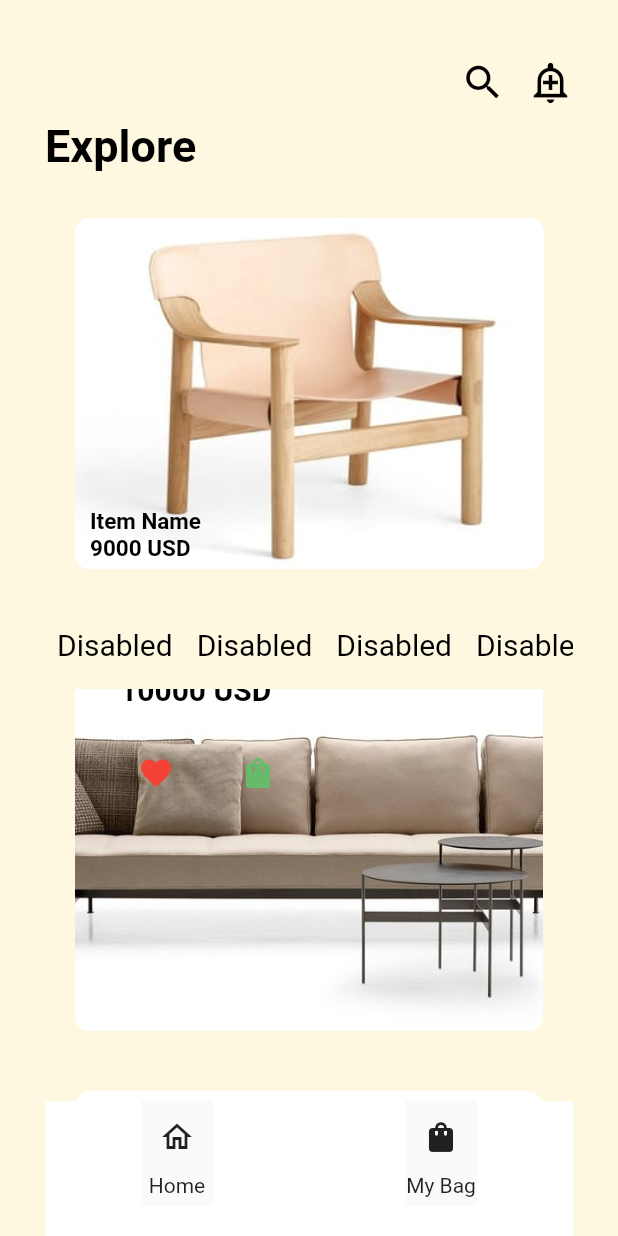
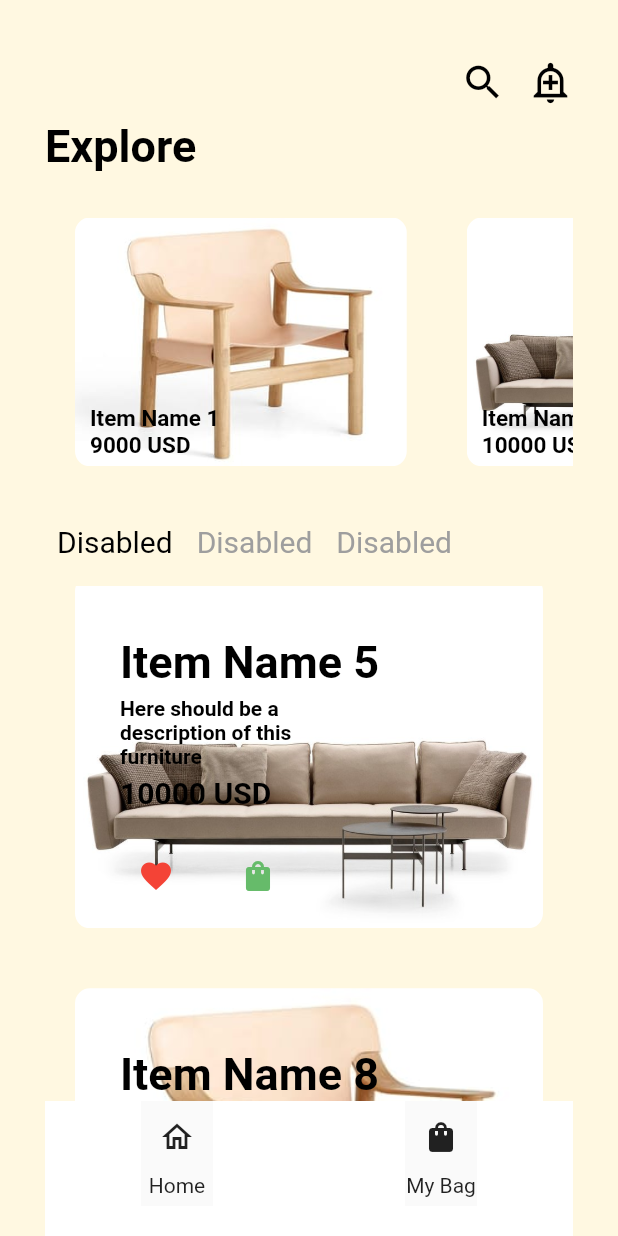
Before and after one commit to romanoprid/Lab4_Flutter, a Flutter app: the screen it shows after launch, scrolled down 576 dp, after a tap on "Disabled", on a phone screen of 412 x 824 dp. Run offline on Flutter 3.47's test engine with Material 2 defaults, Android fonts, the phone set to English and light mode, and no system bars.

Commit message:
updated filtering buttons on explore page

```diff
--- a/lib/explore_page.dart
+++ b/lib/explore_page.dart
@@ -12,6 +12,8 @@ class ExplorePage extends StatefulWidget {
   State<ExplorePage> createState() => _ExplorePageState();
 }
 
+List<Category> allCategories = Utils.getMockedCategory();
+
 class _ExplorePageState extends State<ExplorePage> {
   void isTapped() {
     setState(() {
@@ -24,9 +26,9 @@ class _ExplorePageState extends State<ExplorePage> {
     });
   }
 
-  bool isPressed = true;
+  int? selected;
+  List<Category> categories = List.of(allCategories.toList());
 
-  List<Category> categories = Utils.getMockedCategory();
   @override
   Widget build(BuildContext context) {
     return Scaffold(
@@ -76,14 +78,15 @@ class _ExplorePageState extends State<ExplorePage> {
               ),
 
               Expanded(
+                flex: 3,
                 child: ListView.builder(
                   itemCount: categories.length,
                   scrollDirection: Axis.horizontal,
                   itemBuilder: (BuildContext context, int index) {
                     return Container(
                       margin: const EdgeInsets.all(20),
-                      height: MediaQuery.of(context).size.height,
-                      // child:
+                      // height: 20,
+                      // height: MediaQuery.of(context).size.height-500,
                       child: Stack(
                         children: [
                           InkWell(
@@ -139,57 +142,69 @@ class _ExplorePageState extends State<ExplorePage> {
               Container(
                 margin: const EdgeInsets.symmetric(vertical: 5.0),
                 height: 50.0,
-                child: ListView(
-                  scrollDirection: Axis.horizontal,
-                  children: <Widget>[
+                child: ListView(scrollDirection: Axis.horizontal, children: [
                   TextButton(
                     style: TextButton.styleFrom(
                       textStyle: const TextStyle(fontSize: 20),
                     ),
-                      onPressed: () =>
-                          setState(() => {categories = categories}),
+                    onPressed: ()  {
+                      selected = selected == 0 ? null : 0;
+                      setState(() => {
+                          categories = allCategories
+                              .where((element) =>
+                                  selected == 0 ? element.price > 8000 : true)
+                              .toList()
+                        });},
                     child: Text('Disabled',
                         style: TextStyle(
-                              color: isPressed ? Colors.black : Colors.grey)),
+                            color: selected == 0 ? Colors.black : Colors.grey)),
                   ),
                   TextButton(
                     style: TextButton.styleFrom(
                       textStyle: const TextStyle(fontSize: 20),
                     ),
-                      onPressed: () => setState(() => isPressed),
+                    onPressed: () {
+                      selected = selected == 1 ? null : 1;
+                      setState(() => {
+                            categories = allCategories
+                                .where((element) => selected == 1
+                                    ? element.price > 4000 &&
+                                        element.price <= 8000
+                                    : true)
+                                .toList()
+                          });
+                    },
                     child: Text('Disabled',
                         style: TextStyle(
-                              color: isPressed ? Colors.black : Colors.grey)),
+                            color: selected == 1 ? Colors.black : Colors.grey)),
                   ),
                   TextButton(
                     style: TextButton.styleFrom(
                       textStyle: const TextStyle(fontSize: 20),
                     ),
-                      onPressed: () => setState(() => isPressed),
+                    onPressed: () {
+                      selected = selected == 2 ? null : 2;
+                      setState(() => {
+                          categories = allCategories
+                              .where((element) =>
+                                  selected == 2 ? element.price <= 4000 : true)
+                              .toList()
+                        });},
                     child: Text('Disabled',
                         style: TextStyle(
-                              color: isPressed ? Colors.black : Colors.grey)),
+                            color: selected == 2 ? Colors.black : Colors.grey)),
                   ),
-                    TextButton(
-                      style: TextButton.styleFrom(
-                        textStyle: const TextStyle(fontSize: 20),
-                      ),
-                      onPressed: () => setState(() => isPressed),
-                      child: Text('Disabled',
-                          style: TextStyle(
-                              color: isPressed ? Colors.black : Colors.grey)),
-                    ),
-                  ],
-                ),
+                ]),
               ),
               Expanded(
+                flex: 5,
                 child: ListView.builder(
                   itemCount: categories.length,
                   scrollDirection: Axis.vertical,
                   itemBuilder: (BuildContext context, int index) {
                     return Container(
                       padding: const EdgeInsets.all(20),
-                      height: MediaQuery.of(context).size.height / 2,
+                      height: MediaQuery.of(context).size.height / 3,
                       width: MediaQuery.of(context).size.width,
                       child: Stack(
                         children: [
--- a/lib/utils.dart
+++ b/lib/utils.dart
@@ -6,27 +6,69 @@ class Utils {
     return [
       Category(
           icon: Icon(Icons.ac_unit),
-          name: "Item Name",
+          name: "Item Name 1",
           price: 9000,
           imgName: "assets/Chair1",
           subCategories: []),
       Category(
           icon: Icon(Icons.ac_unit),
-          name: "Item Name",
+          name: "Item Name 2",
           price: 10000,
           imgName: "assets/Chair2",
           subCategories: []),
       Category(
           icon: Icon(Icons.ac_unit),
-          name: "Item Name",
+          name: "Item Name 3",
           price: 3000,
           imgName: "assets/Chair3",
           subCategories: []),
       Category(
           icon: Icon(Icons.ac_unit),
-          name: "Item Name",
+          name: "Item Name 4",
           price: 1000,
           imgName: "assets/Chair4",
+          subCategories: []),
+      Category(
+          icon: Icon(Icons.ac_unit),
+          name: "Item Name 5",
+          price: 10000,
+          imgName: "assets/Chair2",
+          subCategories: []),
+      Category(
+          icon: Icon(Icons.ac_unit),
+          name: "Item Name 6",
+          price: 7000,
+          imgName: "assets/Chair1",
+          subCategories: []),
+      Category(
+          icon: Icon(Icons.ac_unit),
+          name: "Item Name 7",
+          price: 6000,
+          imgName: "assets/Chair4",
+          subCategories: []),
+      Category(
+          icon: Icon(Icons.ac_unit),
+          name: "Item Name 8",
+          price: 12000,
+          imgName: "assets/Chair1",
+          subCategories: []),
+      Category(
+          icon: Icon(Icons.ac_unit),
+          name: "Item Name 9",
+          price: 2000,
+          imgName: "assets/Chair3",
+          subCategories: []),
+      Category(
+          icon: Icon(Icons.ac_unit),
+          name: "Item Name 10",
+          price: 5000,
+          imgName: "assets/Chair4",
+          subCategories: []),
+      Category(
+          icon: Icon(Icons.ac_unit),
+          name: "Item Name 11",
+          price: 6500,
+          imgName: "assets/Chair3",
           subCategories: []),
     ];
   }
```
Lines whose indentation alone changed are shown as unchanged.
